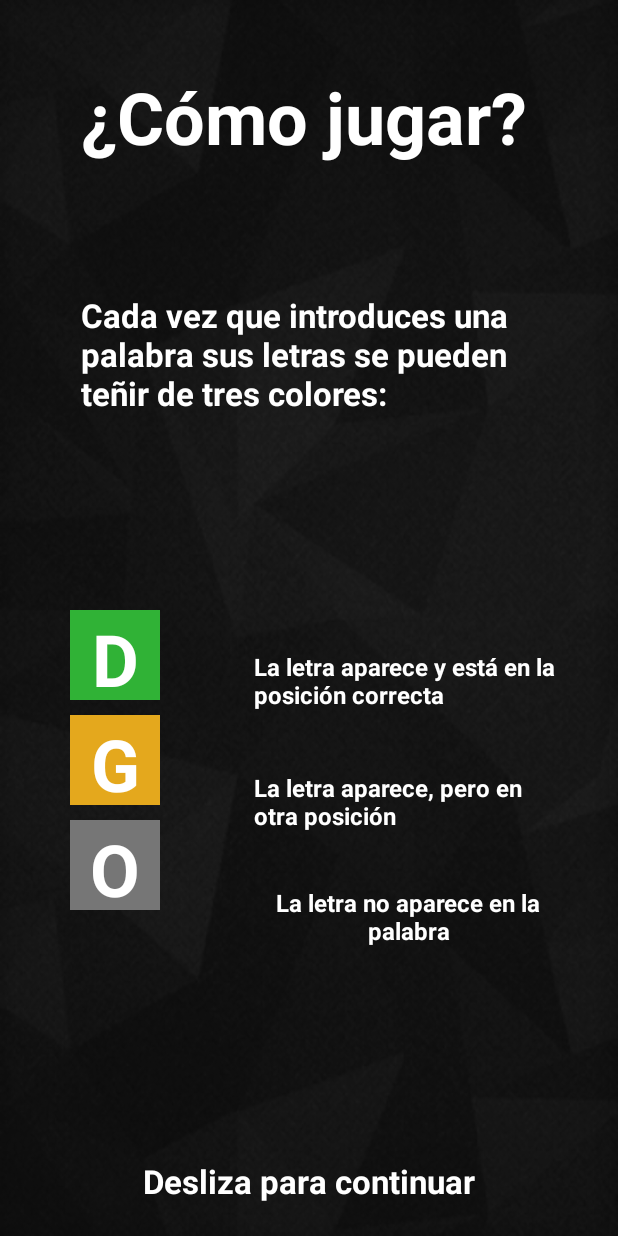
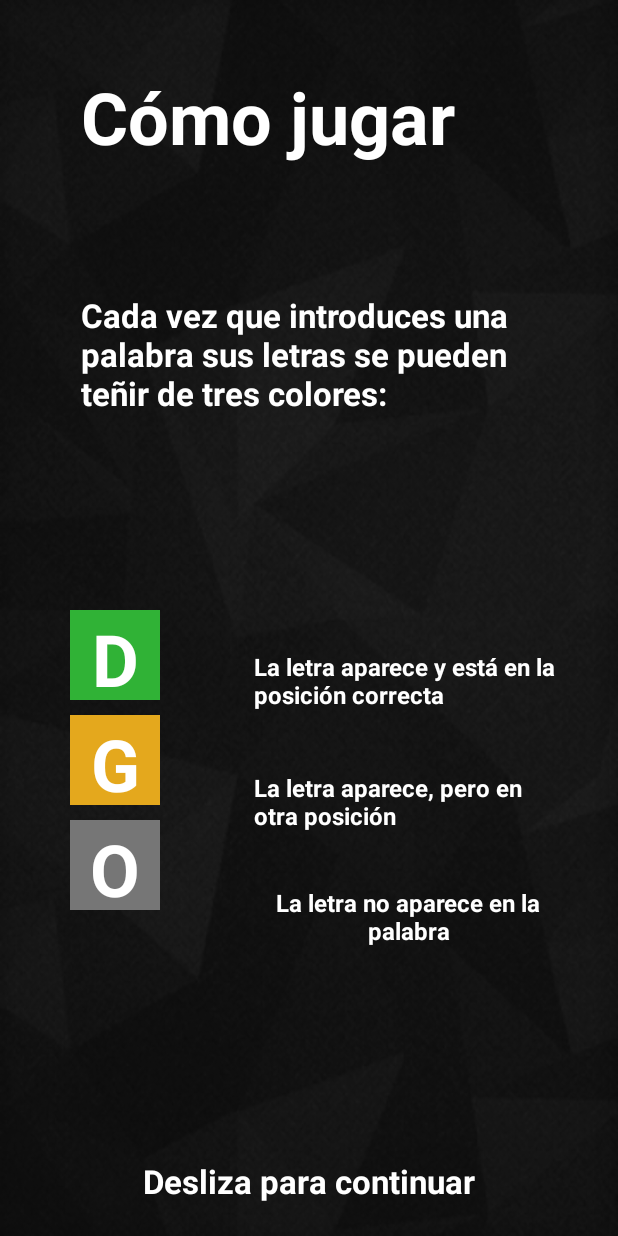
Before and after one commit to angelhort/PAD, an Android app: the HowToPlayFragment1 screen opened directly, with no data from a screen before it, on a phone screen of 412 x 824 dp. Run offline under Robolectric (Android 15) with nearby library versions, the phone set to English and light mode, and no system bars.

Commit message:
Uso de strings.xml

```diff
--- a/Proyecto/app/src/main/res/layout/activity_how_to_play_fragment_1.xml
+++ b/Proyecto/app/src/main/res/layout/activity_how_to_play_fragment_1.xml
@@ -12,7 +12,7 @@
         android:layout_marginStart="17dp"
         android:layout_marginEnd="37dp"
         android:layout_marginBottom="172dp"
-        android:text="La letra no aparece en la palabra"
+        android:text="@string/letter_not_ok"
         android:textAlignment="center"
         android:textSize="16sp"
         app:layout_constraintBottom_toBottomOf="parent"
@@ -27,7 +27,7 @@
         android:layout_marginStart="17dp"
         android:layout_marginEnd="37dp"
         android:layout_marginBottom="15dp"
-        android:text="La letra aparece, pero en otra posición"
+        android:text="@string/letter_almost_ok"
         android:textSize="16sp"
         app:layout_constraintBottom_toTopOf="@+id/textView12"
         app:layout_constraintEnd_toEndOf="parent"
@@ -41,7 +41,7 @@
         android:layout_marginTop="55dp"
         android:layout_marginEnd="54dp"
         android:layout_marginBottom="55dp"
-        android:text="¿Cómo jugar?"
+        android:text="@string/how_to_play"
         android:textSize="48sp"
         app:layout_constraintBottom_toTopOf="@+id/textView2"
         app:layout_constraintEnd_toEndOf="parent"
@@ -57,7 +57,7 @@
         android:layout_marginTop="30dp"
         android:layout_marginEnd="62dp"
         android:layout_marginBottom="20dp"
-        android:text="Cada vez que introduces una palabra sus letras se pueden teñir de tres colores:"
+        android:text="@string/explanation"
         android:textSize="22sp"
         app:layout_constraintBottom_toTopOf="@+id/linearLayout"
         app:layout_constraintEnd_toEndOf="parent"
@@ -145,7 +145,7 @@
         android:layout_marginStart="17dp"
         android:layout_marginEnd="37dp"
         android:layout_marginBottom="19dp"
-        android:text="La letra aparece y está en la posición correcta"
+        android:text="@string/letter_ok"
         android:textSize="16sp"
         app:layout_constraintBottom_toTopOf="@+id/textView11"
         app:layout_constraintEnd_toEndOf="parent"
@@ -160,7 +160,7 @@
         android:layout_marginEnd="86dp"
         android:layout_marginBottom="16dp"
         android:gravity="center"
-        android:text="Desliza para continuar"
+        android:text="@string/slide"
         android:textSize="22sp"
         app:layout_constraintBottom_toBottomOf="parent"
         app:layout_constraintEnd_toEndOf="parent"
```
